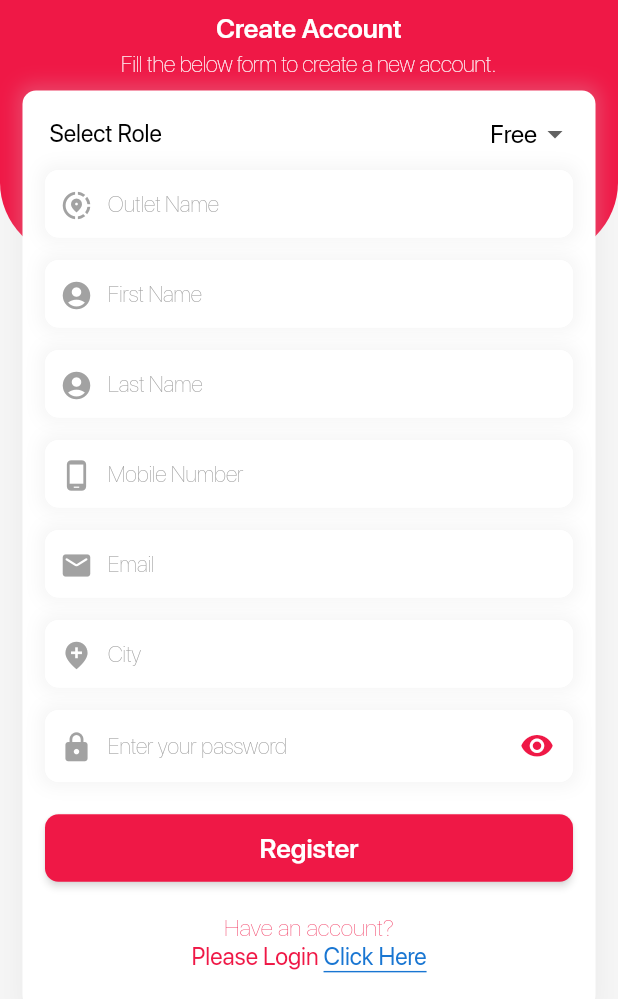
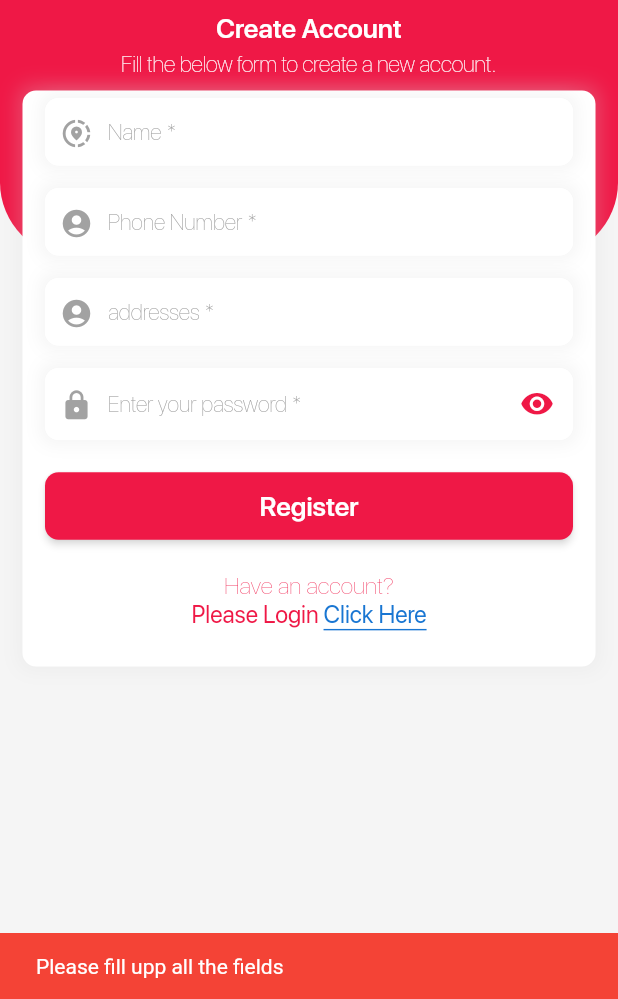
Before and after one commit to duetianmehedishuvo/product_buy_sell_using_blockchain_firebase, a Flutter app: the SignupScreen screen opened directly, after a tap on "Register", on a phone screen of 412 x 824 dp, the part 237-1236 px from its top. Run offline on Flutter 3.47's test engine with Material 2 defaults, Android fonts, the phone set to English and light mode, and no system bars; our stand-ins replace cloud_firestore, firebase_core, get_it, shared_preferences; accounts and stored records are empty; project files that could hold a hidden picture were left out.

```diff
--- a/lib/data/model/response/user_models.dart
+++ b/lib/data/model/response/user_models.dart
@@ -1,61 +1,33 @@
 class UserModels {
   UserModels({
-    this.id,
-    this.firstName,
-    this.lastName,
-    this.email,
+    this.name,
     this.phone,
     this.password,
-    this.role,
-    this.outletName,
-    this.updatedAt,
-    this.createdAt,
-    this.adminApproval,
-    this.isAdmin,
+    this.userType,
+    this.address,
   });
 
   UserModels.fromJson(dynamic json) {
-    id = json['id'];
-    firstName = json['firstName'];
-    lastName = json['lastName'];
-    email = json['email'];
+    name = json['name'];
     phone = json['phone'];
     password = json['password'];
-    role = json['role'];
-    outletName = json['outletName'];
-    updatedAt = json['updated_at'];
-    createdAt = json['created_at'];
-    adminApproval = json['adminApproval'];
-    isAdmin = json['isAdmin'];
+    userType = json['userType'];
+    address = json['address'];
   }
 
-  num? id;
-  String? firstName;
-  String? lastName;
-  String? email;
+  String? name;
   String? phone;
   String? password;
-  num? role;
-  String? outletName;
-  String? updatedAt;
-  String? createdAt;
-  num? adminApproval;
-  num? isAdmin;
+  int? userType;
+  String? address;
 
   Map<String, dynamic> toJson() {
     final map = <String, dynamic>{};
-    map['id'] = id;
-    map['firstName'] = firstName;
-    map['lastName'] = lastName;
-    map['email'] = email;
+    map['name'] = name;
     map['phone'] = phone;
     map['password'] = password;
-    map['role'] = role;
-    map['outletName'] = outletName;
-    map['updated_at'] = updatedAt;
-    map['created_at'] = createdAt;
-    map['adminApproval'] = adminApproval;
-    map['isAdmin'] = isAdmin;
+    map['userType'] = userType;
+    map['address'] = address;
     return map;
   }
 }
--- a/lib/screens/auth/signup_screen.dart
+++ b/lib/screens/auth/signup_screen.dart
@@ -1,4 +1,5 @@
 import 'package:flutter/material.dart';
+import 'package:product_buy_sell/data/model/response/user_models.dart';
 import 'package:product_buy_sell/provider/auth_provider.dart';
 import 'package:product_buy_sell/screens/auth/widget/header_widget.dart';
 import 'package:product_buy_sell/util/size.util.dart';
@@ -14,17 +15,11 @@ class SignupScreen extends StatelessWidget {
   SignupScreen({Key? key}) : super(key: key);
   final TextEditingController phoneController = TextEditingController();
   final TextEditingController passwordController = TextEditingController();
-  final TextEditingController outletNameController = TextEditingController();
-  final TextEditingController firstNameController = TextEditingController();
-  final TextEditingController lastNameController = TextEditingController();
-  final TextEditingController emailController = TextEditingController();
-  final TextEditingController cityController = TextEditingController();
-  final FocusNode outletNameFocus = FocusNode();
-  final FocusNode firstNameFocus = FocusNode();
-  final FocusNode lastNameFocus = FocusNode();
+  final TextEditingController nameController = TextEditingController();
+  final TextEditingController addressController = TextEditingController();
+  final FocusNode nameFocus = FocusNode();
   final FocusNode phoneFocus = FocusNode();
-  final FocusNode emailFocus = FocusNode();
-  final FocusNode cityFocus = FocusNode();
+  final FocusNode addressFocus = FocusNode();
   final FocusNode passwordFocus = FocusNode();
 
   @override
@@ -54,91 +49,41 @@ class SignupScreen extends StatelessWidget {
                           borderRadius: BorderRadius.circular(9)),
                       child: Column(
                         children: [
-                          Row(
-                            children: [
-                              const SizedBox(width: 3),
-                              const Expanded(child: CustomText(title: 'Select Role', color: Colors.black, fontSize: 16)),
-                              DropdownButton<String>(
-                                value: authProvider.selectUserRoll,
-                                items: authProvider.userRollLists
-                                    .map((label) =>
-                                        DropdownMenuItem(child: CustomText(title: label, color: Colors.black, fontSize: 17), value: label))
-                                    .toList(),
-                                underline: const SizedBox.shrink(),
-                                onChanged: (value) {
-                                  authProvider.changeUserRoll(value!);
-                                },
-                              ),
-                            ],
-                          ),
                           CustomTextField(
-                            hintText: 'Outlet Name',
+                            hintText: 'Name *',
                             prefixIconUrl: Icons.share_location_outlined,
                             inputType: TextInputType.name,
                             isShowPrefixIcon: true,
                             verticalSize: 13,
-                            focusNode: outletNameFocus,
-                            nextFocus: firstNameFocus,
-                            controller: outletNameController,
+                            focusNode: nameFocus,
+                            nextFocus: phoneFocus,
+                            controller: nameController,
                           ),
                           const SizedBox(height: 15),
                           CustomTextField(
-                            hintText: 'First Name',
+                            hintText: 'Phone Number *',
                             prefixIconUrl: Icons.account_circle,
-                            inputType: TextInputType.name,
-                            isShowPrefixIcon: true,
-                            verticalSize: 13,
-                            focusNode: firstNameFocus,
-                            nextFocus: lastNameFocus,
-                            controller: firstNameController,
-                          ),
-                          const SizedBox(height: 15),
-                          CustomTextField(
-                            hintText: 'Last Name',
-                            prefixIconUrl: Icons.account_circle,
-                            inputType: TextInputType.name,
-                            isShowPrefixIcon: true,
-                            verticalSize: 13,
-                            focusNode: lastNameFocus,
-                            nextFocus: phoneFocus,
-                            controller: lastNameController,
-                          ),
-                          const SizedBox(height: 15),
-                          CustomTextField(
-                            hintText: 'Mobile Number',
-                            prefixIconUrl: Icons.phone_android_outlined,
                             inputType: TextInputType.phone,
                             isShowPrefixIcon: true,
                             verticalSize: 13,
                             focusNode: phoneFocus,
-                            nextFocus: emailFocus,
+                            nextFocus: addressFocus,
                             controller: phoneController,
                           ),
                           const SizedBox(height: 15),
                           CustomTextField(
-                            hintText: 'Email',
-                            prefixIconUrl: Icons.mail_rounded,
-                            inputType: TextInputType.emailAddress,
+                            hintText: 'addresses *',
+                            prefixIconUrl: Icons.account_circle,
+                            inputType: TextInputType.streetAddress,
                             isShowPrefixIcon: true,
                             verticalSize: 13,
-                            focusNode: emailFocus,
-                            nextFocus: cityFocus,
-                            controller: emailController,
+                            focusNode: addressFocus,
+                            nextFocus: passwordFocus,
+                            controller: addressController,
                           ),
                           const SizedBox(height: 15),
                           CustomTextField(
-                            hintText: 'City',
-                            prefixIconUrl: Icons.add_location_sharp,
-                            inputType: TextInputType.name,
-                            isShowPrefixIcon: true,
-                            verticalSize: 13,
-                            focusNode: cityFocus,
-                            nextFocus: passwordFocus,
-                            controller: cityController,
-                          ),
-                          const SizedBox(height: 15),
-                          CustomTextField(
-                            hintText: 'Enter your password',
+                            hintText: 'Enter your password *',
                             prefixIconUrl: Icons.lock,
                             inputType: TextInputType.text,
                             isShowPrefixIcon: true,
@@ -149,13 +94,34 @@ class SignupScreen extends StatelessWidget {
                             isShowSuffixIcon: true,
                             isPassword: true,
                           ),
-
                           const SizedBox(height: 20),
                           authProvider.isLoading
                               ? const Center(child: CircularProgressIndicator())
                               : CustomButton(
                                   btnTxt: 'Register',
                                   onTap: () {
+                                    if (nameController.text.isEmpty ||
+                                        phoneController.text.isEmpty ||
+                                        addressController.text.isEmpty ||
+                                        passwordController.text.isEmpty) {
+                                      showMessage(context, message: 'Please fill upp all the fields');
+                                    } else {
+                                      authProvider
+                                          .addUser(
+                                              UserModels(
+                                                  name: nameController.text,
+                                                  address: addressController.text,
+                                                  password: passwordController.text,
+                                                  phone: phoneController.text,
+                                                  userType: 0),
+                                              context)
+                                          .then((value) {
+                                        if (value == true) {
+                                          Navigator.of(context).pop();
+                                        }
+                                      });
+                                    }
+
                                     // authProvider
                                     //     .signup(firstNameController.text, lastNameController.text, phoneController.text,
                                     //         emailController.text, passwordController.text, outletNameController.text)
--- a/lib/util/app_constant.dart
+++ b/lib/util/app_constant.dart
@@ -51,10 +51,10 @@ class AppConstant {
   static const String token = 'token';
   static const String countryCode = 'country_code';
   static const String languageCode = 'language_code';
-  static const String userID = 'userID';
-  static const String userName = 'username';
+  static const String userAddress = 'userID';
+  static const String name = 'username';
   static const String apiKey = 'Id4YNMmoieLj4OcBDgZteG9VItleQnba4gS';
-  static const String userEmail = 'useremail';
+  static const String userType = 'useremail';
   static const String phone = 'phone';
   static const String postTypeGroup = 'group';
   static const String postTypeTimeline = 'timeline';
```
Also changed, not shown: lib/data/firebase/firestore_database_helper.dart (+46 -15 lines), lib/data/repository/auth_repo.dart (+17 -24 lines), lib/provider/auth_provider.dart (+50 -2 lines), lib/screens/admin/admin_dashboard_screen/admin_dashboard_screen.dart (added, +10 -0 lines), lib/screens/auth/login_screen.dart (+14 -0 lines).
